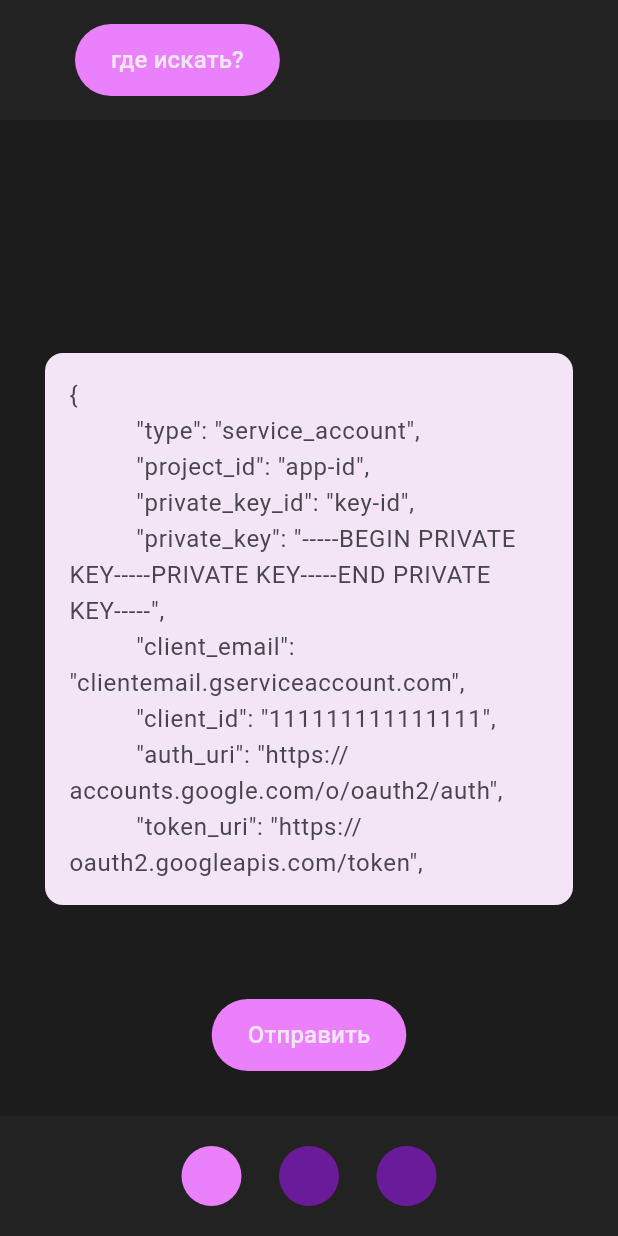
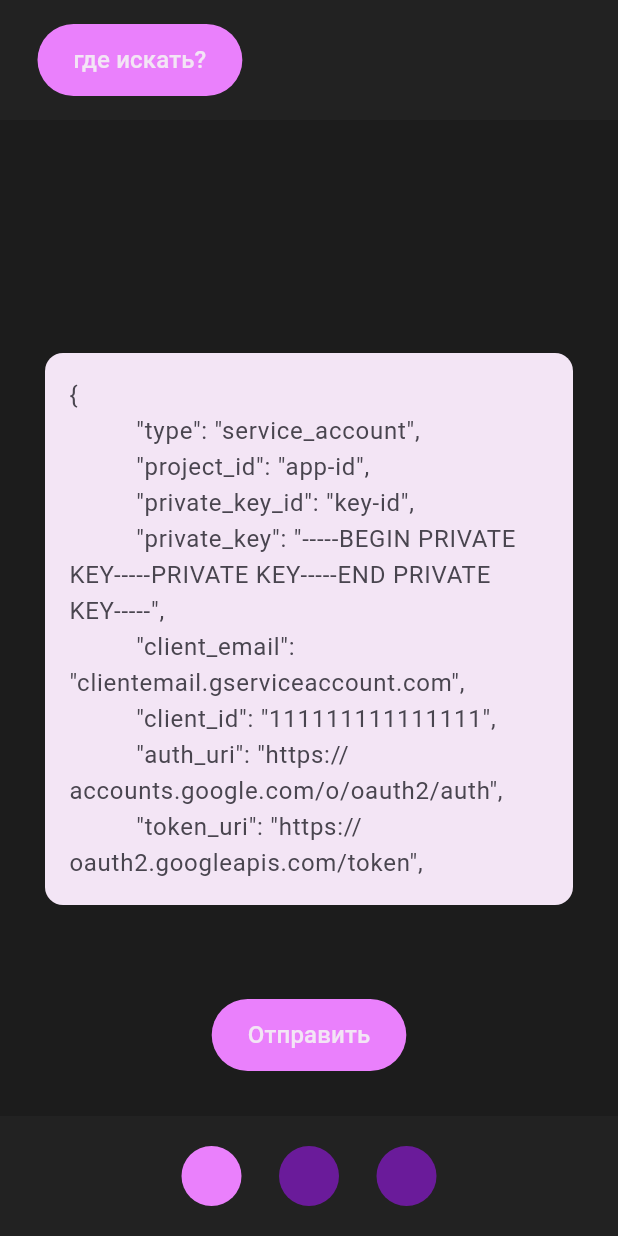
Before and after one commit to vesnanervah/push_token_tester, a Flutter app: the screen it shows after launch, on a phone screen of 412 x 824 dp. Run offline on Flutter 3.47's test engine with Material 3 defaults, Android fonts, the phone set to English and light mode, and no system bars; our stand-ins replace googleapis_auth.

Commit message:
feat: less header padding

```diff
--- a/lib/core/view/app_header.dart
+++ b/lib/core/view/app_header.dart
@@ -18,7 +18,7 @@
     return Container(
       height: 80,
       decoration: const BoxDecoration(color: AppColors.blackXl),
-      padding: const EdgeInsets.symmetric(horizontal: 50),
+      padding: const EdgeInsets.symmetric(horizontal: 25),
       child: ListenableBuilder(
         listenable: appModel,
         builder: (BuildContext context, _) => Stack(
```
